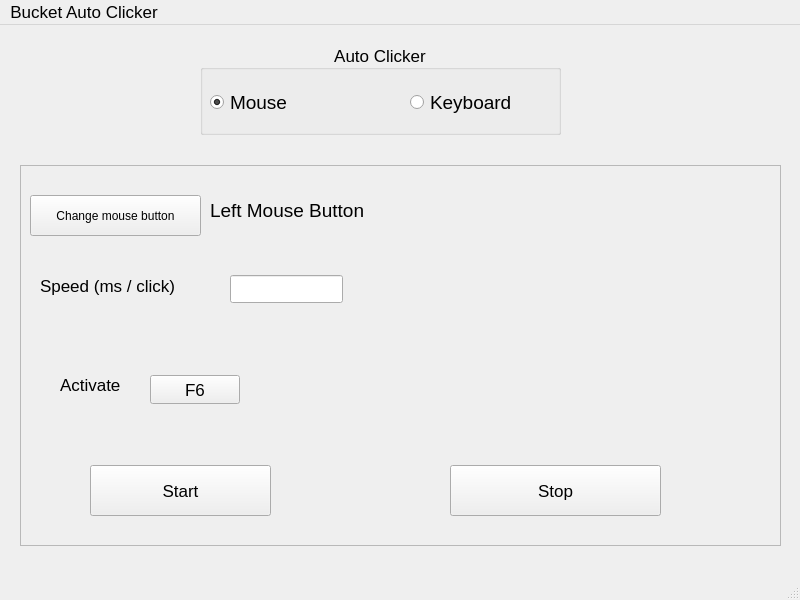
Above: Qt/Autoclicker/autoclicker.ui from phivogit/MyFirstProject before the change. Below: the same form after it.
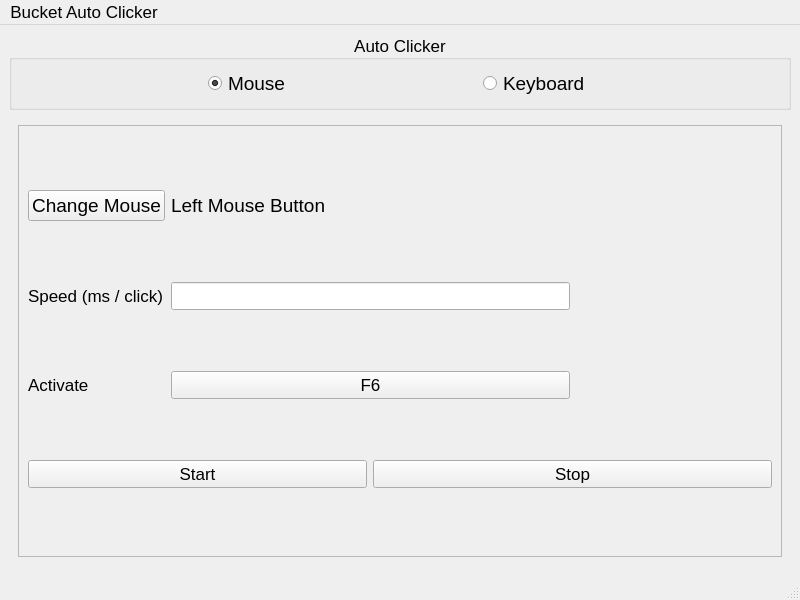
That is the form after the change. The open tabs and pages were chosen to show the change.

Commit message: finished Bucket Autoclicker and deployed release file

Patch:
```diff
--- a/Qt/Autoclicker/autoclicker.ui
+++ b/Qt/Autoclicker/autoclicker.ui
@@ -10,6 +10,12 @@
     <height>600</height>
    </rect>
   </property>
+  <property name="sizePolicy">
+   <sizepolicy hsizetype="Minimum" vsizetype="Preferred">
+    <horstretch>0</horstretch>
+    <verstretch>0</verstretch>
+   </sizepolicy>
+  </property>
   <property name="font">
    <font>
     <pointsize>13</pointsize>
@@ -29,14 +35,35 @@
    <enum>QTabWidget::TabShape::Rounded</enum>
   </property>
   <widget class="QWidget" name="centralwidget">
+   <property name="sizePolicy">
+    <sizepolicy hsizetype="Minimum" vsizetype="Minimum">
+     <horstretch>0</horstretch>
+     <verstretch>0</verstretch>
+    </sizepolicy>
+   </property>
+   <property name="minimumSize">
+    <size>
+     <width>800</width>
+     <height>0</height>
+    </size>
+   </property>
+   <property name="layoutDirection">
+    <enum>Qt::LayoutDirection::LeftToRight</enum>
+   </property>
+   <layout class="QGridLayout" name="gridLayout_4">
+    <item row="0" column="0">
    <widget class="QGroupBox" name="Header">
-    <property name="geometry">
-     <rect>
-      <x>200</x>
-      <y>19</y>
+      <property name="sizePolicy">
+       <sizepolicy hsizetype="Minimum" vsizetype="Fixed">
+        <horstretch>0</horstretch>
+        <verstretch>0</verstretch>
+       </sizepolicy>
+      </property>
+      <property name="minimumSize">
+       <size>
       <width>361</width>
-      <height>91</height>
-     </rect>
+        <height>0</height>
+       </size>
     </property>
     <property name="font">
      <font>
@@ -45,43 +72,26 @@
       <fontweight>DemiBold</fontweight>
      </font>
     </property>
+      <property name="autoFillBackground">
+       <bool>false</bool>
+      </property>
     <property name="title">
      <string>Auto Clicker</string>
     </property>
     <property name="alignment">
      <set>Qt::AlignmentFlag::AlignCenter</set>
     </property>
-    <widget class="QRadioButton" name="keyboardOption">
-     <property name="geometry">
-      <rect>
-       <x>210</x>
-       <y>40</y>
-       <width>139</width>
-       <height>36</height>
-      </rect>
-     </property>
-     <property name="font">
-      <font>
-       <pointsize>14</pointsize>
-       <italic>false</italic>
-       <fontweight>DemiBold</fontweight>
-      </font>
-     </property>
-     <property name="text">
-      <string>Keyboard</string>
-     </property>
-     <property name="checked">
-      <bool>false</bool>
-     </property>
-    </widget>
+      <layout class="QHBoxLayout" name="horizontalLayout">
+       <property name="sizeConstraint">
+        <enum>QLayout::SizeConstraint::SetDefaultConstraint</enum>
+       </property>
+       <item>
     <widget class="QRadioButton" name="mouseOption">
-     <property name="geometry">
-      <rect>
-       <x>10</x>
-       <y>40</y>
-       <width>212</width>
-       <height>36</height>
-      </rect>
+         <property name="sizePolicy">
+          <sizepolicy hsizetype="Fixed" vsizetype="Preferred">
+           <horstretch>0</horstretch>
+           <verstretch>0</verstretch>
+          </sizepolicy>
      </property>
      <property name="baseSize">
       <size>
@@ -99,6 +109,9 @@
      <property name="focusPolicy">
       <enum>Qt::FocusPolicy::StrongFocus</enum>
      </property>
+         <property name="layoutDirection">
+          <enum>Qt::LayoutDirection::LeftToRight</enum>
+         </property>
      <property name="text">
       <string>Mouse</string>
      </property>
@@ -106,29 +119,63 @@
       <bool>true</bool>
      </property>
     </widget>
-   </widget>
+       </item>
+       <item>
+        <widget class="QRadioButton" name="keyboardOption">
+         <property name="sizePolicy">
+          <sizepolicy hsizetype="Fixed" vsizetype="Preferred">
+           <horstretch>0</horstretch>
+           <verstretch>0</verstretch>
+          </sizepolicy>
+         </property>
+         <property name="font">
+          <font>
+           <pointsize>14</pointsize>
+           <italic>false</italic>
+           <fontweight>DemiBold</fontweight>
+          </font>
+         </property>
+         <property name="text">
+          <string>Keyboard</string>
+         </property>
+         <property name="checked">
+          <bool>false</bool>
+         </property>
+        </widget>
+       </item>
+      </layout>
+     </widget>
+    </item>
+    <item row="1" column="0">
    <widget class="QStackedWidget" name="stackedWidget">
-    <property name="geometry">
-     <rect>
-      <x>0</x>
-      <y>130</y>
-      <width>791</width>
-      <height>411</height>
-     </rect>
+      <property name="sizePolicy">
+       <sizepolicy hsizetype="Preferred" vsizetype="Preferred">
+        <horstretch>0</horstretch>
+        <verstretch>0</verstretch>
+       </sizepolicy>
+      </property>
+      <property name="focusPolicy">
+       <enum>Qt::FocusPolicy::NoFocus</enum>
     </property>
     <property name="currentIndex">
      <number>1</number>
     </property>
     <widget class="QWidget" name="MousePage">
+       <property name="sizePolicy">
+        <sizepolicy hsizetype="Minimum" vsizetype="Minimum">
+         <horstretch>0</horstretch>
+         <verstretch>0</verstretch>
+        </sizepolicy>
+       </property>
+       <property name="layoutDirection">
+        <enum>Qt::LayoutDirection::LeftToRight</enum>
+       </property>
+       <property name="autoFillBackground">
+        <bool>false</bool>
+       </property>
+       <layout class="QGridLayout" name="gridLayout_5">
+        <item row="0" column="0">
      <widget class="QFrame" name="MouseFrame">
-      <property name="geometry">
-       <rect>
-        <x>20</x>
-        <y>10</y>
-        <width>761</width>
-        <height>381</height>
-       </rect>
-      </property>
       <property name="font">
        <font>
         <pointsize>13</pointsize>
@@ -142,55 +189,9 @@
       <property name="frameShadow">
        <enum>QFrame::Shadow::Raised</enum>
       </property>
-      <widget class="QPushButton" name="changeMouseInpButton">
-       <property name="geometry">
-        <rect>
-         <x>10</x>
-         <y>30</y>
-         <width>171</width>
-         <height>41</height>
-        </rect>
-       </property>
-       <property name="font">
-        <font>
-         <pointsize>9</pointsize>
-         <bold>false</bold>
-         <hintingpreference>PreferDefaultHinting</hintingpreference>
-        </font>
-       </property>
-       <property name="text">
-        <string>Change mouse button</string>
-       </property>
-      </widget>
-      <widget class="QLabel" name="mouseInpLabel">
-       <property name="geometry">
-        <rect>
-         <x>190</x>
-         <y>20</y>
-         <width>241</width>
-         <height>51</height>
-        </rect>
-       </property>
-       <property name="font">
-        <font>
-         <pointsize>14</pointsize>
-         <bold>false</bold>
-         <hintingpreference>PreferDefaultHinting</hintingpreference>
-        </font>
-       </property>
-       <property name="text">
-        <string>Left Mouse Button</string>
-       </property>
-      </widget>
+          <layout class="QGridLayout" name="gridLayout_2" rowstretch="1,5,5,5" columnstretch="1,3,3,3" rowminimumheight="1,1,1,1">
+           <item row="1" column="0">
       <widget class="QLabel" name="speedLable">
-       <property name="geometry">
-        <rect>
-         <x>20</x>
-         <y>80</y>
-         <width>181</width>
-         <height>81</height>
-        </rect>
-       </property>
        <property name="font">
         <font>
          <pointsize>13</pointsize>
@@ -202,79 +203,86 @@
         <string>Speed (ms / click)</string>
        </property>
       </widget>
-      <widget class="QPushButton" name="activateKeyButton">
-       <property name="geometry">
-        <rect>
-         <x>130</x>
-         <y>210</y>
-         <width>90</width>
-         <height>29</height>
-        </rect>
-       </property>
-       <property name="text">
-        <string>F6</string>
-       </property>
-      </widget>
+           </item>
+           <item row="2" column="0">
       <widget class="QLabel" name="activateLabel">
-       <property name="geometry">
-        <rect>
-         <x>40</x>
-         <y>210</y>
-         <width>81</width>
-         <height>20</height>
-        </rect>
-       </property>
        <property name="text">
         <string>Activate</string>
        </property>
       </widget>
-      <widget class="QLineEdit" name="InpClickSpeed">
-       <property name="geometry">
-        <rect>
-         <x>210</x>
-         <y>110</y>
-         <width>113</width>
-         <height>28</height>
-        </rect>
-       </property>
-      </widget>
-      <widget class="QPushButton" name="ButtonStart">
-       <property name="geometry">
-        <rect>
-         <x>70</x>
-         <y>300</y>
-         <width>181</width>
-         <height>51</height>
-        </rect>
+           </item>
+           <item row="0" column="0">
+            <widget class="QPushButton" name="changeMouseInpButton">
+             <property name="sizePolicy">
+              <sizepolicy hsizetype="Minimum" vsizetype="Fixed">
+               <horstretch>0</horstretch>
+               <verstretch>0</verstretch>
+              </sizepolicy>
+             </property>
+             <property name="font">
+              <font>
+               <pointsize>14</pointsize>
+               <bold>false</bold>
+               <hintingpreference>PreferDefaultHinting</hintingpreference>
+              </font>
        </property>
        <property name="text">
-        <string>Start</string>
-       </property>
-      </widget>
+              <string>Change Mouse</string>
+             </property>
+            </widget>
+           </item>
+           <item row="3" column="2" colspan="2">
       <widget class="QPushButton" name="ButtonStop">
-       <property name="geometry">
-        <rect>
-         <x>430</x>
-         <y>300</y>
-         <width>211</width>
-         <height>51</height>
-        </rect>
-       </property>
        <property name="text">
         <string>Stop</string>
        </property>
       </widget>
-     </widget>
+           </item>
+           <item row="3" column="0" colspan="2">
+            <widget class="QPushButton" name="ButtonStart">
+             <property name="text">
+              <string>Start</string>
+             </property>
+            </widget>
+           </item>
+           <item row="2" column="1" colspan="2">
+            <widget class="QPushButton" name="activateKeyButton">
+             <property name="text">
+              <string>F6</string>
+             </property>
+            </widget>
+           </item>
+           <item row="1" column="1" colspan="2">
+            <widget class="QLineEdit" name="InpClickSpeed"/>
+           </item>
+           <item row="0" column="1" colspan="3">
+            <widget class="QLabel" name="mouseInpLabel">
+             <property name="font">
+              <font>
+               <pointsize>14</pointsize>
+               <bold>false</bold>
+               <hintingpreference>PreferDefaultHinting</hintingpreference>
+              </font>
+             </property>
+             <property name="text">
+              <string>Left Mouse Button</string>
+             </property>
+            </widget>
+           </item>
+          </layout>
+         </widget>
+        </item>
+       </layout>
     </widget>
     <widget class="QWidget" name="KeyboardPage">
+       <layout class="QGridLayout" name="gridLayout_3">
+        <item row="0" column="0">
      <widget class="QFrame" name="KeyboardFrame">
-      <property name="geometry">
-       <rect>
-        <x>20</x>
-        <y>10</y>
-        <width>761</width>
-        <height>381</height>
-       </rect>
+          <property name="sizePolicy">
+           <sizepolicy hsizetype="Expanding" vsizetype="Expanding">
+            <horstretch>0</horstretch>
+            <verstretch>0</verstretch>
+           </sizepolicy>
       </property>
       <property name="font">
        <font>
@@ -289,18 +297,29 @@
       <property name="frameShadow">
        <enum>QFrame::Shadow::Raised</enum>
       </property>
+          <layout class="QGridLayout" name="gridLayout" rowstretch="1,1,1,2" columnstretch="1,3,3,3" rowminimumheight="0,0,0,0">
+           <property name="horizontalSpacing">
+            <number>10</number>
+           </property>
+           <item row="1" column="0">
+            <widget class="QLabel" name="KspeedLable_4">
+             <property name="font">
+              <font>
+               <pointsize>13</pointsize>
+               <bold>false</bold>
+               <hintingpreference>PreferDefaultHinting</hintingpreference>
+              </font>
+             </property>
+             <property name="text">
+              <string>Speed (ms / click)</string>
+             </property>
+            </widget>
+           </item>
+           <item row="0" column="0">
       <widget class="QPushButton" name="KchangeInpButton">
-       <property name="geometry">
-        <rect>
-         <x>10</x>
-         <y>30</y>
-         <width>171</width>
-         <height>41</height>
-        </rect>
-       </property>
        <property name="font">
         <font>
-         <pointsize>9</pointsize>
+               <pointsize>14</pointsize>
          <bold>false</bold>
          <hintingpreference>PreferDefaultHinting</hintingpreference>
         </font>
@@ -309,111 +328,73 @@
         <string>Change key</string>
        </property>
       </widget>
-      <widget class="QLabel" name="KKey">
-       <property name="geometry">
-        <rect>
-         <x>190</x>
-         <y>20</y>
-         <width>51</width>
-         <height>51</height>
-        </rect>
-       </property>
-       <property name="font">
-        <font>
-         <pointsize>14</pointsize>
-         <bold>false</bold>
-         <hintingpreference>PreferDefaultHinting</hintingpreference>
-        </font>
-       </property>
-       <property name="text">
-        <string>A</string>
-       </property>
-      </widget>
-      <widget class="QLabel" name="KspeedLable_4">
-       <property name="geometry">
-        <rect>
-         <x>20</x>
-         <y>80</y>
-         <width>181</width>
-         <height>81</height>
-        </rect>
-       </property>
-       <property name="font">
-        <font>
-         <pointsize>13</pointsize>
-         <bold>false</bold>
-         <hintingpreference>PreferDefaultHinting</hintingpreference>
-        </font>
-       </property>
-       <property name="text">
-        <string>Speed (ms / click)</string>
-       </property>
-      </widget>
-      <widget class="QPushButton" name="KactivateKeyButton_4">
-       <property name="geometry">
-        <rect>
-         <x>130</x>
-         <y>210</y>
-         <width>90</width>
-         <height>29</height>
-        </rect>
-       </property>
-       <property name="text">
-        <string>F6</string>
-       </property>
-      </widget>
+           </item>
+           <item row="2" column="0">
       <widget class="QLabel" name="KactivateLabel_4">
-       <property name="geometry">
-        <rect>
-         <x>40</x>
-         <y>210</y>
-         <width>81</width>
-         <height>20</height>
-        </rect>
-       </property>
        <property name="text">
         <string>Activate</string>
        </property>
       </widget>
-      <widget class="QLineEdit" name="KInpClickSpeed">
-       <property name="geometry">
-        <rect>
-         <x>210</x>
-         <y>110</y>
-         <width>113</width>
-         <height>28</height>
-        </rect>
-       </property>
-      </widget>
-      <widget class="QPushButton" name="KButtonStart_4">
-       <property name="geometry">
-        <rect>
-         <x>70</x>
-         <y>300</y>
-         <width>181</width>
-         <height>51</height>
-        </rect>
-       </property>
-       <property name="text">
-        <string>Start</string>
-       </property>
-      </widget>
+           </item>
+           <item row="2" column="3">
+            <spacer name="horizontalSpacer">
+             <property name="orientation">
+              <enum>Qt::Orientation::Horizontal</enum>
+             </property>
+             <property name="sizeHint" stdset="0">
+              <size>
+               <width>40</width>
+               <height>20</height>
+              </size>
+             </property>
+            </spacer>
+           </item>
+           <item row="3" column="2" colspan="2">
       <widget class="QPushButton" name="KButtonStop">
-       <property name="geometry">
-        <rect>
-         <x>430</x>
-         <y>300</y>
-         <width>211</width>
-         <height>51</height>
-        </rect>
-       </property>
        <property name="text">
         <string>Stop</string>
        </property>
       </widget>
-     </widget>
-    </widget>
-   </widget>
+           </item>
+           <item row="3" column="0" colspan="2">
+            <widget class="QPushButton" name="KButtonStart">
+             <property name="text">
+              <string>Start</string>
+             </property>
+            </widget>
+           </item>
+           <item row="2" column="1" colspan="2">
+            <widget class="QPushButton" name="KactivateKeyButton">
+             <property name="text">
+              <string>F7</string>
+             </property>
+            </widget>
+           </item>
+           <item row="1" column="1" colspan="2">
+            <widget class="QLineEdit" name="KInpClickSpeed"/>
+           </item>
+           <item row="0" column="1" colspan="3">
+            <widget class="QLabel" name="KKey">
+             <property name="font">
+              <font>
+               <pointsize>14</pointsize>
+               <bold>false</bold>
+               <hintingpreference>PreferDefaultHinting</hintingpreference>
+              </font>
+             </property>
+             <property name="text">
+              <string>A</string>
+             </property>
+            </widget>
+           </item>
+          </layout>
+         </widget>
+        </item>
+       </layout>
+      </widget>
+     </widget>
+    </item>
+   </layout>
   </widget>
   <widget class="QMenuBar" name="menubar">
    <property name="geometry">
```
Left out of the diff: 10 changed lines with no effect on the pictures. Lines whose indentation alone changed are shown as unchanged. The commit also changes 31 other files.
